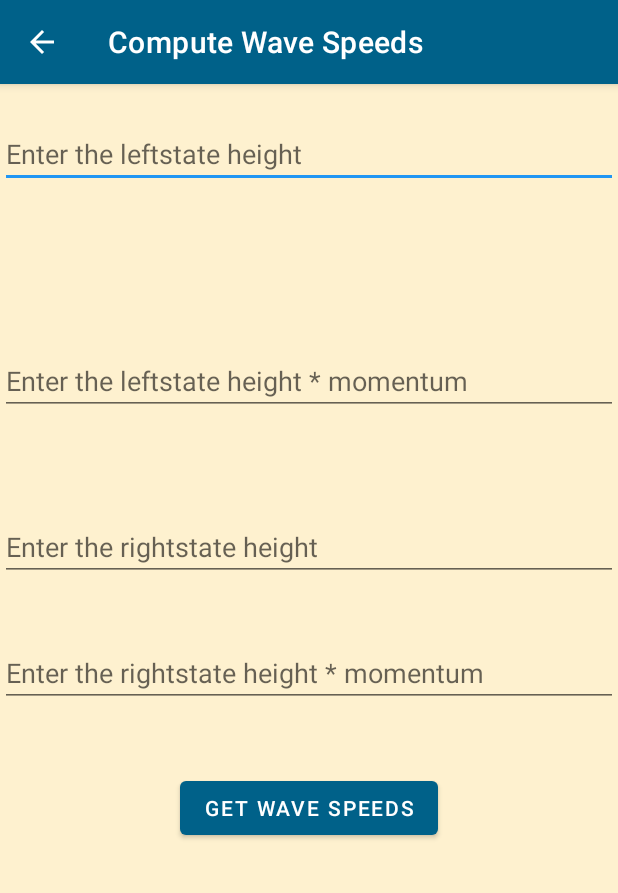
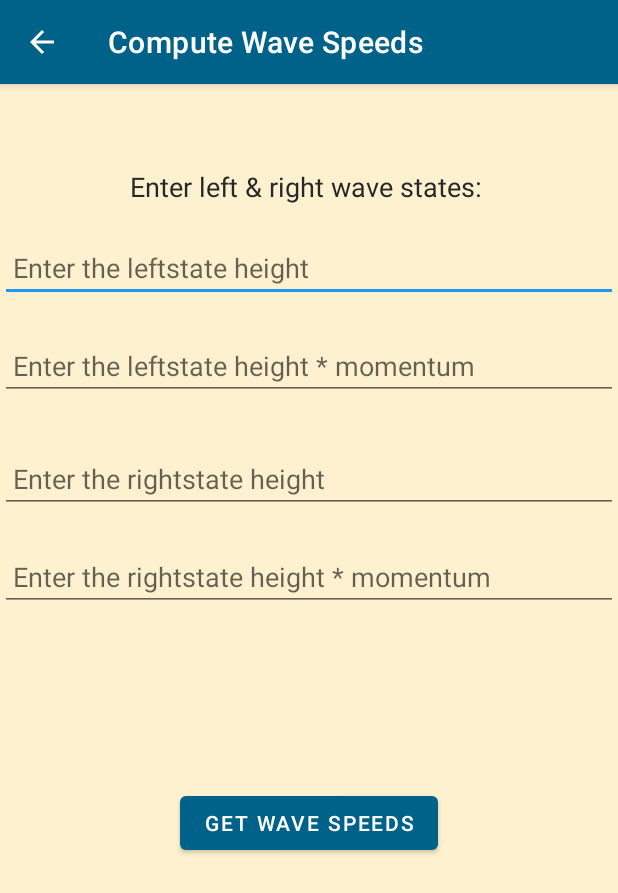
Before and after one commit to N101/SWE-Tsunami-Simulator-Android, an Android app: the WaveSpeed screen opened directly, with no data from a screen before it, on a phone screen of 412 x 824 dp. Shown: the top 893 px of the screen. Run offline under Robolectric (Android 15) with nearby library versions, the phone set to English and light mode, and no system bars.

Commit message:
UI touch ups

```diff
--- a/app/src/main/res/layout/activity_main.xml
+++ b/app/src/main/res/layout/activity_main.xml
@@ -11,28 +11,25 @@
         android:id="@+id/e1"
         android:layout_width="0dp"
         android:layout_height="wrap_content"
-        android:layout_marginTop="24dp"
-        android:layout_marginBottom="537dp"
+        android:layout_marginTop="100dp"
+        android:layout_marginBottom="20dp"
         android:ems="10"
-        android:hint="Enter the leftstate height"
+        android:hint=" Enter the leftstate height"
         android:inputType="numberDecimal"
-        app:layout_constraintBottom_toBottomOf="parent"
+        app:layout_constraintBottom_toTopOf="@+id/e2"
         app:layout_constraintEnd_toEndOf="parent"
         app:layout_constraintHorizontal_bias="0.0"
         app:layout_constraintStart_toStartOf="parent"
-        app:layout_constraintTop_toTopOf="parent"
-        app:layout_constraintVertical_bias="0.0" />
+        app:layout_constraintTop_toTopOf="parent" />
 
     <EditText
         android:id="@+id/e2"
         android:layout_width="0dp"
         android:layout_height="wrap_content"
-        android:layout_marginTop="24dp"
-        android:layout_marginBottom="465dp"
+        android:layout_marginTop="20dp"
         android:ems="10"
-        android:hint="Enter the leftstate height * momentum"
+        android:hint=" Enter the leftstate height * momentum"
         android:inputType="numberDecimal"
-        app:layout_constraintBottom_toBottomOf="parent"
         app:layout_constraintEnd_toEndOf="parent"
         app:layout_constraintStart_toStartOf="parent"
         app:layout_constraintTop_toBottomOf="@+id/e1" />
@@ -41,12 +38,12 @@
         android:id="@+id/e3"
         android:layout_width="0dp"
         android:layout_height="wrap_content"
-        android:layout_marginTop="24dp"
-        android:layout_marginBottom="396dp"
+        android:layout_marginTop="30dp"
+        android:layout_marginBottom="20dp"
         android:ems="10"
-        android:hint="Enter the rightstate height"
+        android:hint=" Enter the rightstate height"
         android:inputType="numberDecimal"
-        app:layout_constraintBottom_toBottomOf="parent"
+        app:layout_constraintBottom_toTopOf="@+id/e4"
         app:layout_constraintEnd_toEndOf="parent"
         app:layout_constraintStart_toStartOf="parent"
         app:layout_constraintTop_toBottomOf="@+id/e2" />
@@ -55,12 +52,10 @@
         android:id="@+id/e4"
         android:layout_width="0dp"
         android:layout_height="wrap_content"
-        android:layout_marginTop="19dp"
-        android:layout_marginBottom="333dp"
+        android:layout_marginTop="20dp"
         android:ems="10"
-        android:hint="Enter the rightstate height * momentum"
+        android:hint=" Enter the rightstate height * momentum"
         android:inputType="numberDecimal"
-        app:layout_constraintBottom_toBottomOf="parent"
         app:layout_constraintEnd_toEndOf="parent"
         app:layout_constraintStart_toStartOf="parent"
         app:layout_constraintTop_toBottomOf="@+id/e3" />
@@ -69,14 +64,12 @@
         android:id="@+id/button"
         android:layout_width="wrap_content"
         android:layout_height="wrap_content"
-        android:layout_marginTop="33dp"
         android:layout_marginBottom="251dp"
         android:onClick="start"
         android:text="Get wave speeds"
         app:layout_constraintBottom_toBottomOf="parent"
         app:layout_constraintEnd_toEndOf="parent"
-        app:layout_constraintStart_toStartOf="parent"
-        app:layout_constraintTop_toBottomOf="@+id/e4" />
+        app:layout_constraintStart_toStartOf="parent" />
 
     <TextView
         android:id="@+id/textView"
@@ -88,4 +81,18 @@
         app:layout_constraintEnd_toEndOf="parent"
         app:layout_constraintStart_toStartOf="parent"
         app:layout_constraintTop_toBottomOf="@+id/button" />
+
+    <TextView
+        android:id="@+id/label_wavespeed"
+        android:layout_width="wrap_content"
+        android:layout_height="wrap_content"
+        android:layout_marginTop="56dp"
+        android:text="Enter left &amp; right wave states: "
+        android:textAlignment="center"
+        android:textColor="#272727"
+        android:textSize="18sp"
+        app:layout_constraintEnd_toEndOf="parent"
+        app:layout_constraintHorizontal_bias="0.5"
+        app:layout_constraintStart_toStartOf="parent"
+        app:layout_constraintTop_toTopOf="parent" />
 </androidx.constraintlayout.widget.ConstraintLayout>
```
Also changed, not shown: app/src/main/res/layout/activity_home_screen.xml (+26 -21 lines).
